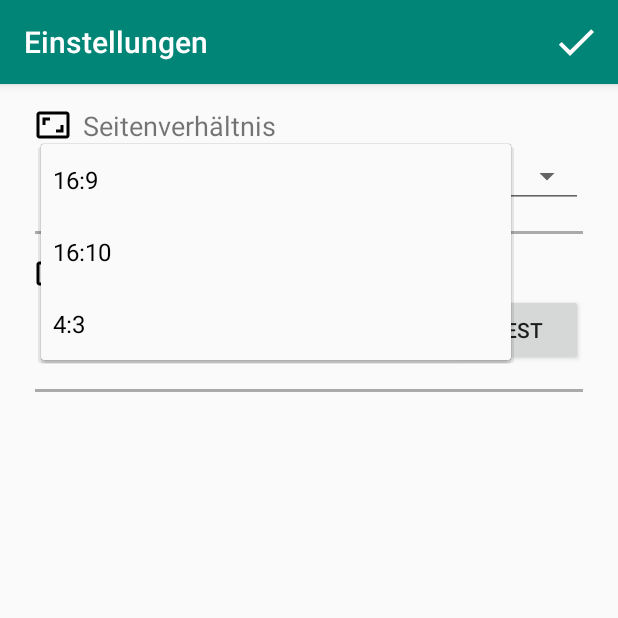
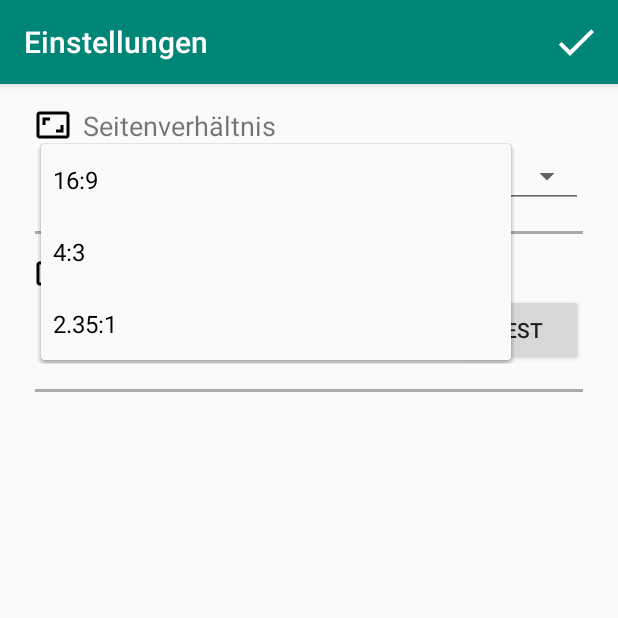
Before and after one commit to stnokott/NZSE-Fernbedienung, an Android app: the ActivitySettings screen opened directly, with no data from a screen before it, after a tap on "16:9", on a phone screen of 412 x 824 dp, the top half of it. Run offline under Robolectric (Android 15) with nearby library versions, the phone set to English and light mode, and no system bars; network calls fail.

Commit message:
Seitenverhältnisse aus Aufgabenstellung verwendet

```diff
--- a/app/src/main/res/values/arrays.xml
+++ b/app/src/main/res/values/arrays.xml
@@ -2,7 +2,7 @@
 <resources>
     <string-array name="ratios_array">
         <item>16:9</item>
-        <item>16:10</item>
         <item>4:3</item>
+        <item>2.35:1</item>
     </string-array>
 </resources>
```
